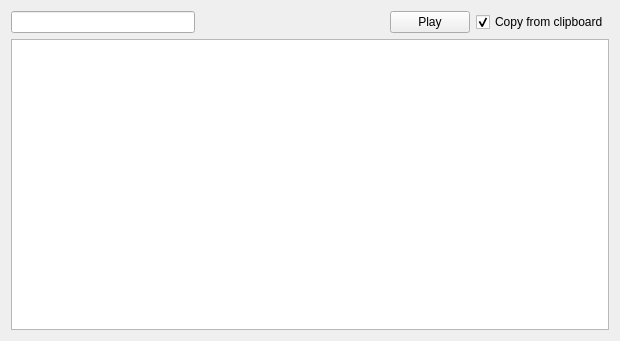
This is mainwindow.ui in nebomuk/ThaiDictionary as Qt 5 draws it before an edit. The edited form follows.
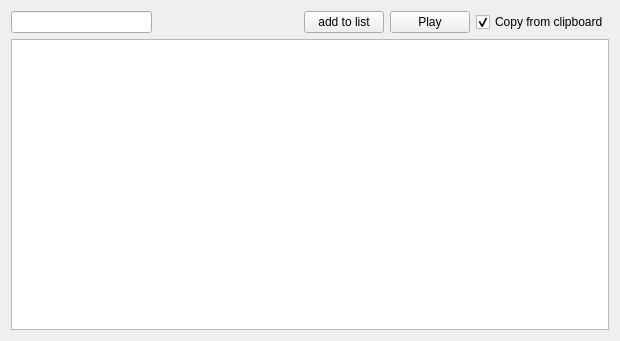
This is the edited form. Custom widgets are drawn as their Qt base class.

Commit message: add to list button

What changed in the file:
```diff
--- a/mainwindow.ui
+++ b/mainwindow.ui
@@ -21,13 +21,13 @@
     </sizepolicy>
    </property>
    <layout class="QGridLayout" name="gridLayout">
-    <item row="1" column="0" colspan="4">
+    <item row="1" column="0" colspan="5">
      <widget class="QTableView" name="tableView"/>
     </item>
     <item row="0" column="0">
      <widget class="LineEdit" name="lineEdit"/>
     </item>
-    <item row="0" column="3">
+    <item row="0" column="4">
      <widget class="QCheckBox" name="checkBox">
       <property name="text">
        <string>Copy from clipboard</string>
@@ -50,13 +50,20 @@
       </property>
      </spacer>
     </item>
-    <item row="0" column="2">
+    <item row="0" column="3">
      <widget class="QPushButton" name="playButton">
       <property name="text">
        <string>Play</string>
       </property>
      </widget>
     </item>
+    <item row="0" column="2">
+     <widget class="QPushButton" name="addButton">
+      <property name="text">
+       <string>add to list</string>
+      </property>
+     </widget>
+    </item>
    </layout>
   </widget>
  </widget>
```
The commit also changes 2 other files.
